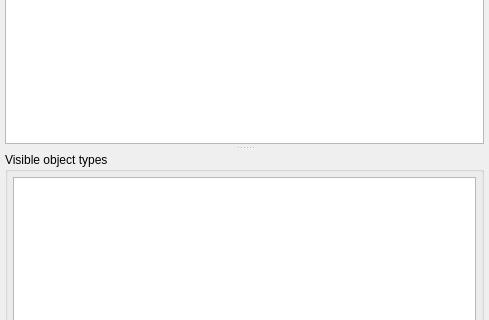
Qt form libs/libgui/ui/widgets/modelobjectswidget.ui (pgmodeler/pgmodeler) before a commit; both pictures show x 0 to 489 and y 94 to 414 of the 489 by 580 pixel window.
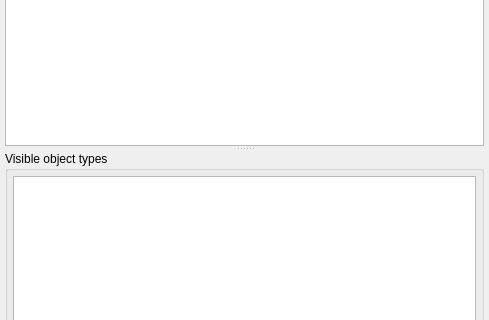
The same form after that commit. Icons and pictures are not drawn.

Patch:
```diff
--- a/libs/libgui/ui/widgets/modelobjectswidget.ui
+++ b/libs/libgui/ui/widgets/modelobjectswidget.ui
@@ -84,7 +84,7 @@
          <enum>Qt::Vertical</enum>
         </property>
         <property name="handleWidth">
-         <number>8</number>
+         <number>5</number>
         </property>
         <widget class="QStackedWidget" name="visaoobjetos_stw">
          <property name="enabled">
```
